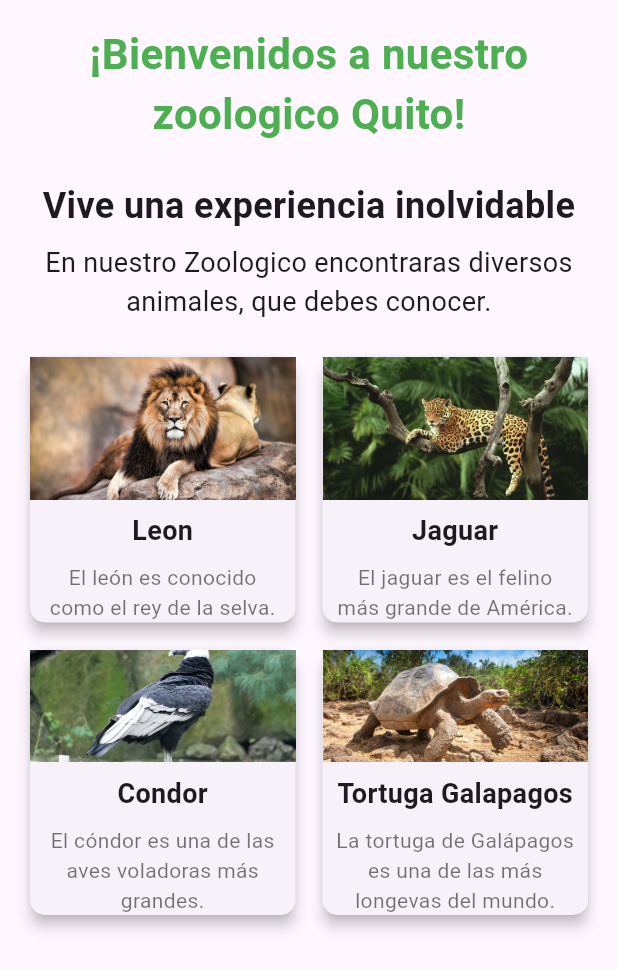
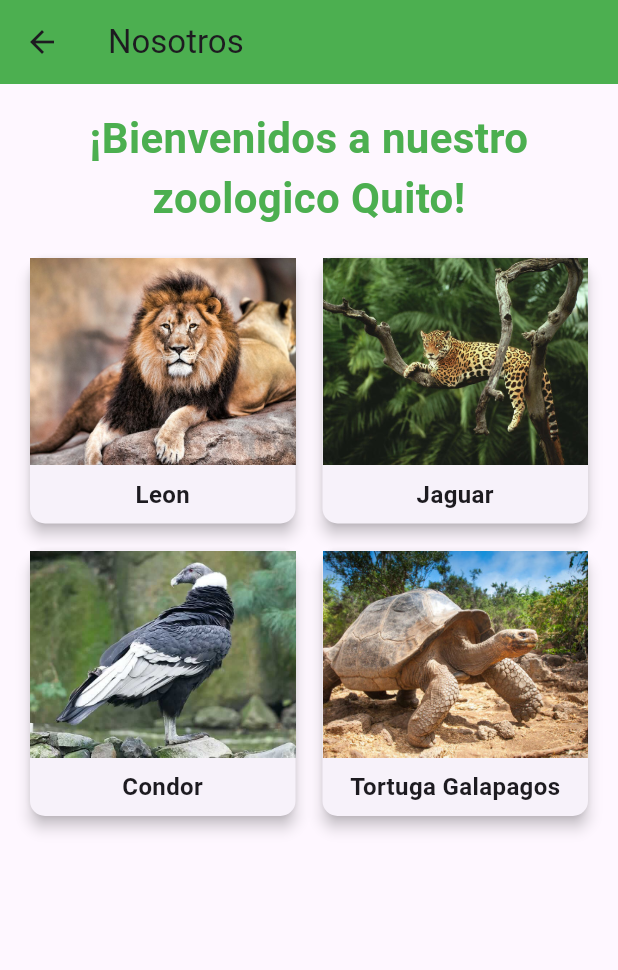
Before and after one commit to dcuatin94/app_zoologico, a Flutter app: the NosotrosScreen screen opened directly, on a phone screen of 412 x 824 dp. Shown: the top 970 px of the screen. Run offline on Flutter 3.47's test engine with Material 3 defaults, Android fonts, the phone set to English and light mode, and no system bars; our stand-ins replace carousel_slider, flutter_svg.

Commit message:
Actualización del proyecto

```diff
--- a/analysis_options.yaml
+++ b/analysis_options.yaml
@@ -10,6 +10,7 @@
 analyzer:
   errors:
     empty_statements: ignore
+    file_names: ignore
 
 include: package:flutter_lints/flutter.yaml
 
--- a/lib/src/nosotros.dart
+++ b/lib/src/nosotros.dart
@@ -1,36 +1,54 @@
 import 'package:flutter/material.dart';
 
 class NosotrosScreen extends StatelessWidget {
-  const NosotrosScreen({super.key});
+  const NosotrosScreen(
+      {super.key}); // Constructor constante definido correctamente
 
-  // Lista de animales con sus nombres, imágenes y descripciones
   final List<Map<String, String>> animals = const [
     {
       "name": "Leon",
       "image": "assets/galeria/leon.jpg",
-      "description": "El león es conocido como el rey de la selva."
+      "description": "El majestuoso león nació en 2010 en la vasta sabana africana, "
+          "donde enfrentó múltiples peligros, incluidos cazadores furtivos y la amenaza de la pérdida de su hábitat natural. "
+          "En un dramático giro del destino, fue capturado por traficantes ilegales, pero afortunadamente, "
+          "un operativo internacional logró rescatarlo. Debilitado pero lleno de esperanza, fue trasladado al zoológico de Guayllabamba, en Ecuador, "
+          "donde recibió cuidados intensivos y un hogar seguro. Hoy, este león simboliza la lucha por la conservación de especies y la esperanza "
+          "de un futuro mejor para la fauna amenazada."
     },
     {
       "name": "Jaguar",
       "image": "assets/galeria/jaguar.jpg",
-      "description": "El jaguar es el felino más grande de América."
+      "description": "El jaguar, nacido en 2015 en el corazón de la Amazonía, sufrió las consecuencias de la deforestación masiva que destruyó su hogar. "
+          "Desplazado y en busca de alimento, tuvo un desafortunado encuentro con humanos, lo que casi le costó la vida. "
+          "Afortunadamente, fue rescatado y llevado al zoológico de Guayllabamba, donde ahora vive protegido. "
+          "Este imponente felino se ha convertido en un símbolo de la conservación y de la coexistencia armoniosa entre los humanos y la naturaleza."
     },
     {
       "name": "Condor",
       "image": "assets/galeria/condor.jpg",
-      "description": "El cóndor es una de las aves voladoras más grandes."
+      "description": "El cóndor andino, ave emblemática de Ecuador, es reconocido como una de las especies voladoras más grandes del mundo. "
+          "Con su majestuosa envergadura que puede superar los tres metros, surca los cielos de los Andes simbolizando fuerza, libertad y esperanza. "
+          "A pesar de su importancia cultural y natural, enfrenta serias amenazas debido a la pérdida de hábitat y la caza ilegal, lo que lo ha llevado al borde de la extinción. "
+          "En Ecuador, esfuerzos de conservación buscan proteger a esta icónica ave, devolviéndole su lugar como guardián de las montañas."
     },
     {
       "name": "Tortuga Galapagos",
       "image": "assets/galeria/galapagos.jpg",
-      "description":
-          "La tortuga de Galápagos es una de las más longevas del mundo."
+      "description": "La tortuga de Galápagos, una de las especies más longevas del mundo, puede vivir más de 100 años, "
+          "y algunos ejemplares han llegado a superar los 150 años. Endémica de las Islas Galápagos, esta majestuosa criatura desempeña un papel fundamental en su ecosistema, "
+          "ayudando a dispersar semillas y mantener el equilibrio natural. "
+          "Sin embargo, durante siglos enfrentó la amenaza de la caza y la introducción de especies invasoras que pusieron en peligro su existencia. "
+          "Gracias a los esfuerzos de conservación, hoy su población está en recuperación, representando un símbolo de esperanza y resiliencia."
     },
   ];
 
   @override
   Widget build(BuildContext context) {
     return Scaffold(
+      appBar: AppBar(
+        title: const Text("Nosotros"),
+        backgroundColor: Colors.green,
+      ),
       body: SingleChildScrollView(
         child: Column(
           crossAxisAlignment: CrossAxisAlignment.stretch,
@@ -47,23 +65,6 @@ class NosotrosScreen extends StatelessWidget {
                 textAlign: TextAlign.center,
               ),
             ),
-            const Padding(
-              padding: EdgeInsets.all(8.0),
-              child: Text(
-                'Vive una experiencia inolvidable',
-                style: TextStyle(fontSize: 24, fontWeight: FontWeight.bold),
-                textAlign: TextAlign.center,
-              ),
-            ),
-            const Padding(
-              padding: EdgeInsets.symmetric(horizontal: 16.0),
-              child: Text(
-                'En nuestro Zoologico encontraras diversos animales, que debes conocer.',
-                style: TextStyle(fontSize: 18),
-                textAlign: TextAlign.center,
-              ),
-            ),
-            const SizedBox(height: 20),
             Padding(
               padding: const EdgeInsets.symmetric(horizontal: 16.0),
               child: GridView.builder(
@@ -77,11 +78,24 @@ class NosotrosScreen extends StatelessWidget {
                 itemCount: animals.length,
                 itemBuilder: (context, index) {
                   final animal = animals[index];
+                  final name = animal["name"];
                   final image = animal["image"];
-                  final name = animal["name"];
                   final description = animal["description"];
 
-                  return Card(
+                  return GestureDetector(
+                    onTap: () {
+                      Navigator.push(
+                        context,
+                        MaterialPageRoute(
+                          builder: (context) => AnimalDetailScreen(
+                            name: name ?? '',
+                            image: image ?? '',
+                            description: description ?? '',
+                          ),
+                        ),
+                      );
+                    },
+                    child: Card(
                       elevation: 4,
                       shape: RoundedRectangleBorder(
                         borderRadius: BorderRadius.circular(10),
@@ -90,42 +104,26 @@ class NosotrosScreen extends StatelessWidget {
                         crossAxisAlignment: CrossAxisAlignment.stretch,
                         children: [
                           Expanded(
-                          child: image != null
-                              ? Image.asset(
-                                  image,
+                            child: Image.asset(
+                              image!,
                               fit: BoxFit.cover,
-                                  errorBuilder: (context, error, stackTrace) {
-                                    return const Center(
-                                      child: Text('Imagen no disponible'),
-                                    );
-                                  },
-                                )
-                              : const Center(
-                                  child: Text('Imagen no disponible')),
+                              errorBuilder: (context, error, stackTrace) =>
+                                  const Center(child: Text("No disponible")),
+                            ),
                           ),
                           Padding(
                             padding: const EdgeInsets.all(8.0),
                             child: Text(
-                            name ?? 'Sin nombre',
+                              name!,
                               style: const TextStyle(
-                              fontSize: 18,
+                                fontSize: 16,
                                 fontWeight: FontWeight.bold,
                               ),
                               textAlign: TextAlign.center,
                             ),
                           ),
-                        Padding(
-                          padding: const EdgeInsets.symmetric(horizontal: 8.0),
-                          child: Text(
-                            description ?? 'Sin descripción',
-                            style: const TextStyle(
-                              fontSize: 14,
-                              color: Colors.black54,
+                        ],
                       ),
-                            textAlign: TextAlign.center,
-                          ),
-                        ),
-                      ],
                     ),
                   );
                 },
@@ -137,3 +135,82 @@ class NosotrosScreen extends StatelessWidget {
     );
   }
 }
+
+// Pantalla de detalles del animal
+class AnimalDetailScreen extends StatelessWidget {
+  final String name;
+  final String image;
+  final String description;
+
+  const AnimalDetailScreen({
+    super.key,
+    required this.name,
+    required this.image,
+    required this.description,
+  });
+
+  @override
+  Widget build(BuildContext context) {
+    return Scaffold(
+      appBar: AppBar(
+        title: Text(name),
+        backgroundColor: Colors.green,
+      ),
+      body: Container(
+        color: Colors.green.shade100,
+        child: SingleChildScrollView(
+          child: Column(
+            crossAxisAlignment: CrossAxisAlignment.stretch,
+            children: [
+              Image.asset(
+                image,
+                height: 300,
+                fit: BoxFit.cover,
+                errorBuilder: (context, error, stackTrace) =>
+                    const Center(child: Text("Imagen no disponible")),
+              ),
+              Container(
+                color: Colors.green.shade300,
+                padding: const EdgeInsets.all(16.0),
+                child: Text(
+                  name,
+                  style: const TextStyle(
+                    fontSize: 28,
+                    fontWeight: FontWeight.bold,
+                    color: Colors.white,
+                  ),
+                  textAlign: TextAlign.center,
+                ),
+              ),
+              Padding(
+                padding: const EdgeInsets.all(16.0),
+                child: Container(
+                  decoration: BoxDecoration(
+                    color: Colors.white,
+                    borderRadius: BorderRadius.circular(10),
+                    boxShadow: [
+                      BoxShadow(
+                        color: Colors.black.withOpacity(0.2),
+                        blurRadius: 8,
+                        offset: const Offset(0, 4),
+                      ),
+                    ],
+                  ),
+                  padding: const EdgeInsets.all(16.0),
+                  child: Text(
+                    description,
+                    style: const TextStyle(
+                      fontSize: 16,
+                      color: Colors.black87,
+                    ),
+                    textAlign: TextAlign.justify,
+                  ),
+                ),
+              ),
+            ],
+          ),
+        ),
+      ),
+    );
+  }
+}
--- a/lib/src/widgets/ExpandingCircleImage.dart
+++ b/lib/src/widgets/ExpandingCircleImage.dart
@@ -1,3 +1,5 @@
+// ignore: file_names
+
 import 'package:flutter/material.dart';
 
 class ExpandingCircleImage extends StatefulWidget {
```
Lines whose indentation alone changed are shown as unchanged.
